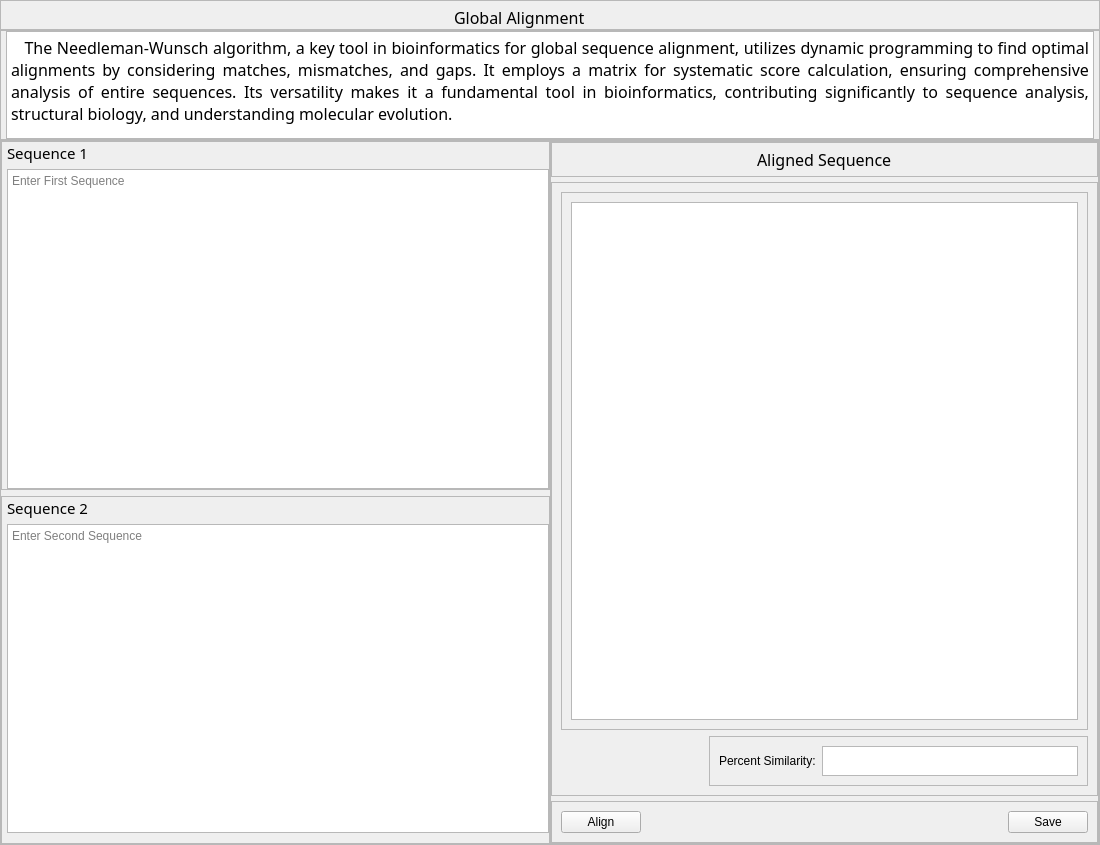
bryancastillo10/BioBytes-PairSync, file ui/tabs/global_align.ui: the form before one commit.
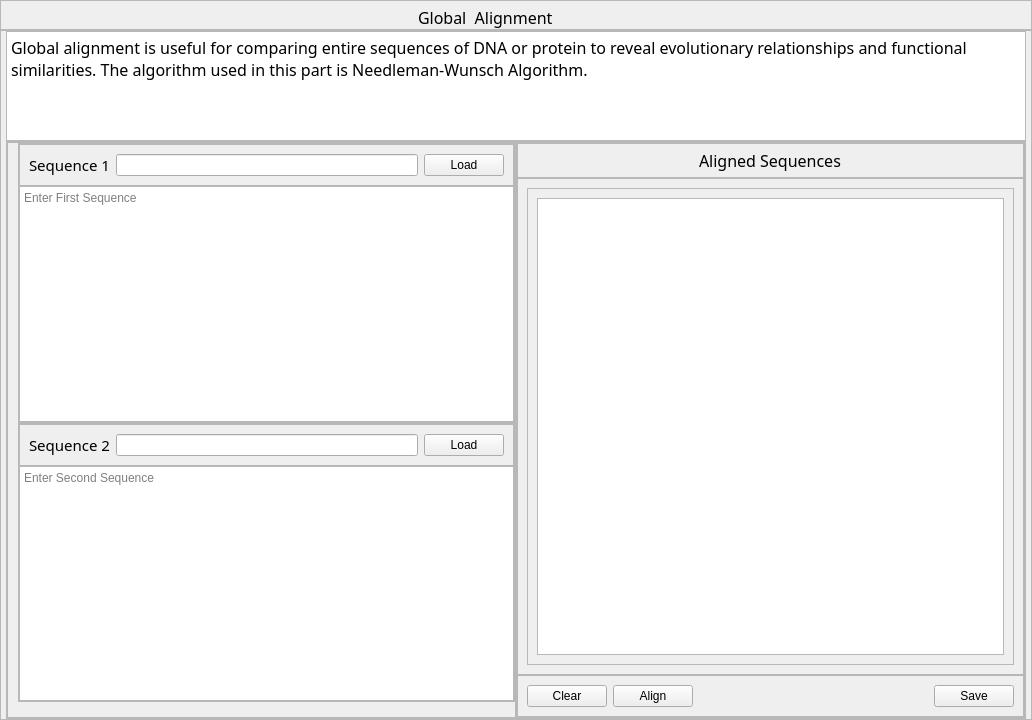
The form after the commit. Icons and pictures are not drawn.

Commit message: changed layout on local and global seq alignment tab

Patch:
```diff
--- a/ui/tabs/global_align.ui
+++ b/ui/tabs/global_align.ui
@@ -6,8 +6,8 @@
    <rect>
     <x>0</x>
     <y>0</y>
-    <width>1100</width>
-    <height>845</height>
+    <width>1032</width>
+    <height>720</height>
    </rect>
   </property>
   <property name="windowTitle">
@@ -59,7 +59,7 @@
       <property name="spacing">
        <number>0</number>
       </property>
-      <item row="0" column="1" alignment="Qt::AlignHCenter">
+      <item row="0" column="0" alignment="Qt::AlignHCenter">
        <widget class="QLabel" name="label">
         <property name="font">
          <font>
@@ -68,11 +68,11 @@
          </font>
         </property>
         <property name="text">
-         <string>Global Alignment</string>
+         <string>Global  Alignment</string>
         </property>
        </widget>
       </item>
-      <item row="0" column="2">
+      <item row="0" column="1">
        <widget class="QLabel" name="label_6">
         <property name="maximumSize">
          <size>
@@ -84,7 +84,7 @@
          <string/>
         </property>
         <property name="pixmap">
-         <pixmap resource="../../static/resources_rc.qrc">:/images/images/bases2.png</pixmap>
+         <pixmap resource="../../static/resources_rc.qrc">:/images/images/bases1.png</pixmap>
         </property>
         <property name="scaledContents">
          <bool>true</bool>
@@ -96,12 +96,6 @@
    </item>
    <item>
     <widget class="QFrame" name="des">
-     <property name="maximumSize">
-      <size>
-       <width>16777215</width>
-       <height>110</height>
-      </size>
-     </property>
      <property name="frameShape">
       <enum>QFrame::StyledPanel</enum>
      </property>
@@ -126,16 +120,10 @@
       </property>
       <item>
        <widget class="QTextBrowser" name="textBrowser">
-        <property name="sizePolicy">
-         <sizepolicy hsizetype="Preferred" vsizetype="Preferred">
-          <horstretch>0</horstretch>
-          <verstretch>0</verstretch>
-         </sizepolicy>
-        </property>
         <property name="maximumSize">
          <size>
           <width>16777215</width>
-          <height>130</height>
+          <height>110</height>
          </size>
         </property>
         <property name="font">
@@ -144,22 +132,13 @@
           <pointsize>12</pointsize>
          </font>
         </property>
-        <property name="verticalScrollBarPolicy">
-         <enum>Qt::ScrollBarAlwaysOff</enum>
-        </property>
-        <property name="horizontalScrollBarPolicy">
-         <enum>Qt::ScrollBarAlwaysOff</enum>
-        </property>
         <property name="html">
          <string>&lt;!DOCTYPE HTML PUBLIC &quot;-//W3C//DTD HTML 4.0//EN&quot; &quot;http://www.w3.org/TR/REC-html40/strict.dtd&quot;&gt;
 &lt;html&gt;&lt;head&gt;&lt;meta name=&quot;qrichtext&quot; content=&quot;1&quot; /&gt;&lt;style type=&quot;text/css&quot;&gt;
 p, li { white-space: pre-wrap; }
 &lt;/style&gt;&lt;/head&gt;&lt;body style=&quot; font-family:'Noto Sans'; font-size:12pt; font-weight:400; font-style:normal;&quot;&gt;
-&lt;p align=&quot;justify&quot; style=&quot; margin-top:0px; margin-bottom:0px; margin-left:0px; margin-right:0px; -qt-block-indent:0; text-indent:0px;&quot;&gt;&lt;span style=&quot; font-family:'PMingLiU';&quot;&gt;   The Needleman-Wunsch algorithm, a key tool in bioinformatics for global sequence alignment, utilizes dynamic programming to find optimal alignments by considering matches, mismatches, and gaps. It employs a matrix for systematic score calculation, ensuring comprehensive analysis of entire sequences. Its versatility makes it a fundamental tool in bioinformatics, contributing significantly to sequence analysis, structural biology, and understanding molecular evolution.&lt;/span&gt;&lt;/p&gt;&lt;/body&gt;&lt;/html&gt;</string>
+&lt;p style=&quot; margin-top:0px; margin-bottom:0px; margin-left:0px; margin-right:0px; -qt-block-indent:0; text-indent:0px;&quot;&gt;Global alignment is useful for comparing entire sequences of DNA or protein to reveal evolutionary relationships and functional similarities. The algorithm used in this part is Needleman-Wunsch Algorithm.&lt;/p&gt;&lt;/body&gt;&lt;/html&gt;</string>
         </property>
-       </widget>
-      </item>
-     </layout>
     </widget>
    </item>
    <item>
@@ -189,11 +168,11 @@
       <property name="bottomMargin">
        <number>0</number>
       </property>
-      <property name="horizontalSpacing">
+         <property name="spacing">
        <number>0</number>
       </property>
-      <item row="1" column="0">
-       <widget class="QFrame" name="seq2_frame">
+         <item row="0" column="0">
+          <widget class="QFrame" name="seq_mainframe">
         <property name="frameShape">
          <enum>QFrame::StyledPanel</enum>
         </property>
@@ -202,10 +181,10 @@
         </property>
         <layout class="QVBoxLayout" name="verticalLayout_7">
          <property name="spacing">
-          <number>5</number>
+             <number>0</number>
          </property>
          <property name="leftMargin">
-          <number>5</number>
+             <number>10</number>
          </property>
          <property name="topMargin">
           <number>0</number>
@@ -214,32 +193,9 @@
           <number>0</number>
          </property>
          <property name="bottomMargin">
-          <number>10</number>
+             <number>15</number>
          </property>
          <item>
-          <widget class="QLabel" name="label_3">
-           <property name="font">
-            <font>
-             <family>Noto Sans</family>
-             <pointsize>11</pointsize>
-            </font>
-           </property>
-           <property name="text">
-            <string>Sequence 2</string>
-           </property>
-          </widget>
-         </item>
-         <item>
-          <widget class="QTextEdit" name="textEdit_2">
-           <property name="placeholderText">
-            <string>Enter Second Sequence</string>
-           </property>
-          </widget>
-         </item>
-        </layout>
-       </widget>
-      </item>
-      <item row="0" column="0">
        <widget class="QFrame" name="seq1_frame">
         <property name="frameShape">
          <enum>QFrame::StyledPanel</enum>
@@ -247,12 +203,12 @@
         <property name="frameShadow">
          <enum>QFrame::Raised</enum>
         </property>
-        <layout class="QVBoxLayout" name="verticalLayout_6">
+              <layout class="QVBoxLayout" name="verticalLayout_2">
          <property name="spacing">
-          <number>5</number>
+                <number>0</number>
          </property>
          <property name="leftMargin">
-          <number>5</number>
+                <number>0</number>
          </property>
          <property name="topMargin">
           <number>0</number>
@@ -263,6 +219,15 @@
          <property name="bottomMargin">
           <number>0</number>
          </property>
+               <item>
+                <widget class="QFrame" name="frame">
+                 <property name="frameShape">
+                  <enum>QFrame::StyledPanel</enum>
+                 </property>
+                 <property name="frameShadow">
+                  <enum>QFrame::Raised</enum>
+                 </property>
+                 <layout class="QHBoxLayout" name="horizontalLayout">
          <item>
           <widget class="QLabel" name="label_2">
            <property name="font">
@@ -277,6 +242,23 @@
           </widget>
          </item>
          <item>
+                   <widget class="QLineEdit" name="lineEdit"/>
+                  </item>
+                  <item>
+                   <widget class="QPushButton" name="load_seq1">
+                    <property name="text">
+                     <string>Load</string>
+                    </property>
+                    <property name="icon">
+                     <iconset resource="../../static/resources_rc.qrc">
+                      <normaloff>:/icons/icons/upload.svg</normaloff>:/icons/icons/upload.svg</iconset>
+                    </property>
+                   </widget>
+                  </item>
+                 </layout>
+                </widget>
+               </item>
+               <item>
           <widget class="QTextEdit" name="textEdit">
            <property name="placeholderText">
             <string>Enter First Sequence</string>
@@ -286,14 +268,8 @@
         </layout>
        </widget>
       </item>
-      <item row="0" column="1" rowspan="2">
-       <widget class="QFrame" name="align_frame">
-        <property name="sizePolicy">
-         <sizepolicy hsizetype="Preferred" vsizetype="Expanding">
-          <horstretch>0</horstretch>
-          <verstretch>0</verstretch>
-         </sizepolicy>
-        </property>
+            <item>
+             <widget class="QFrame" name="seq2_frame">
         <property name="frameShape">
          <enum>QFrame::StyledPanel</enum>
         </property>
@@ -302,7 +278,89 @@
         </property>
         <layout class="QVBoxLayout" name="verticalLayout_5">
          <property name="spacing">
-          <number>5</number>
+                <number>0</number>
+               </property>
+               <property name="leftMargin">
+                <number>0</number>
+               </property>
+               <property name="topMargin">
+                <number>0</number>
+               </property>
+               <property name="rightMargin">
+                <number>0</number>
+               </property>
+               <property name="bottomMargin">
+                <number>0</number>
+               </property>
+               <item>
+                <widget class="QFrame" name="frame_2">
+                 <property name="frameShape">
+                  <enum>QFrame::StyledPanel</enum>
+                 </property>
+                 <property name="frameShadow">
+                  <enum>QFrame::Raised</enum>
+                 </property>
+                 <layout class="QHBoxLayout" name="horizontalLayout_2">
+                  <item>
+                   <widget class="QLabel" name="label_3">
+                    <property name="font">
+                     <font>
+                      <family>Noto Sans</family>
+                      <pointsize>11</pointsize>
+                     </font>
+                    </property>
+                    <property name="text">
+                     <string>Sequence 2</string>
+                    </property>
+                   </widget>
+                  </item>
+                  <item>
+                   <widget class="QLineEdit" name="lineEdit_2"/>
+                  </item>
+                  <item>
+                   <widget class="QPushButton" name="load_seq2">
+                    <property name="text">
+                     <string>Load</string>
+                    </property>
+                    <property name="icon">
+                     <iconset resource="../../static/resources_rc.qrc">
+                      <normaloff>:/icons/icons/upload.svg</normaloff>:/icons/icons/upload.svg</iconset>
+                    </property>
+                   </widget>
+                  </item>
+                 </layout>
+                </widget>
+               </item>
+               <item>
+                <widget class="QTextEdit" name="textEdit_2">
+                 <property name="placeholderText">
+                  <string>Enter Second Sequence</string>
+                 </property>
+                </widget>
+               </item>
+              </layout>
+             </widget>
+            </item>
+           </layout>
+          </widget>
+         </item>
+         <item row="0" column="1">
+          <widget class="QFrame" name="align_frame">
+           <property name="sizePolicy">
+            <sizepolicy hsizetype="Preferred" vsizetype="Expanding">
+             <horstretch>0</horstretch>
+             <verstretch>0</verstretch>
+            </sizepolicy>
+           </property>
+           <property name="frameShape">
+            <enum>QFrame::StyledPanel</enum>
+           </property>
+           <property name="frameShadow">
+            <enum>QFrame::Raised</enum>
+           </property>
+           <layout class="QVBoxLayout" name="verticalLayout_6">
+            <property name="spacing">
+             <number>0</number>
          </property>
          <property name="leftMargin">
           <number>0</number>
@@ -340,7 +398,7 @@
             <item alignment="Qt::AlignHCenter">
              <widget class="QLabel" name="label_4">
               <property name="text">
-               <string>Aligned Sequence</string>
+                  <string>Aligned Sequences</string>
               </property>
              </widget>
             </item>
@@ -383,38 +441,6 @@
               </layout>
              </widget>
             </item>
-            <item alignment="Qt::AlignRight|Qt::AlignBottom">
-             <widget class="QFrame" name="frame_10">
-              <property name="maximumSize">
-               <size>
-                <width>16777215</width>
-                <height>50</height>
-               </size>
-              </property>
-              <property name="frameShape">
-               <enum>QFrame::StyledPanel</enum>
-              </property>
-              <property name="frameShadow">
-               <enum>QFrame::Raised</enum>
-              </property>
-              <layout class="QGridLayout" name="gridLayout_3">
-               <item row="0" column="0">
-                <widget class="QLabel" name="label_5">
-                 <property name="text">
-                  <string>Percent Similarity:</string>
-                 </property>
-                </widget>
-               </item>
-               <item row="0" column="1">
-                <widget class="QTextBrowser" name="textBrowser_3">
-                 <property name="verticalScrollBarPolicy">
-                  <enum>Qt::ScrollBarAlwaysOff</enum>
-                 </property>
-                </widget>
-               </item>
-              </layout>
-             </widget>
-            </item>
            </layout>
           </widget>
          </item>
@@ -426,7 +452,18 @@
            <property name="frameShadow">
             <enum>QFrame::Raised</enum>
            </property>
-           <layout class="QHBoxLayout" name="horizontalLayout">
+              <layout class="QHBoxLayout" name="horizontalLayout_3">
+               <item>
+                <widget class="QPushButton" name="clear_btn">
+                 <property name="text">
+                  <string>Clear</string>
+                 </property>
+                 <property name="icon">
+                  <iconset resource="../../static/resources_rc.qrc">
+                   <normaloff>:/icons/icons/trash-2.svg</normaloff>:/icons/icons/trash-2.svg</iconset>
+                 </property>
+                </widget>
+               </item>
             <item>
              <widget class="QPushButton" name="align_btn">
               <property name="text">
@@ -460,6 +497,9 @@
                <iconset resource="../../static/resources_rc.qrc">
                 <normaloff>:/icons/icons/save.svg</normaloff>:/icons/icons/save.svg</iconset>
               </property>
+                </widget>
+               </item>
+              </layout>
              </widget>
             </item>
            </layout>
```
Lines whose indentation alone changed are shown as unchanged. The commit also changes 4 other files.
